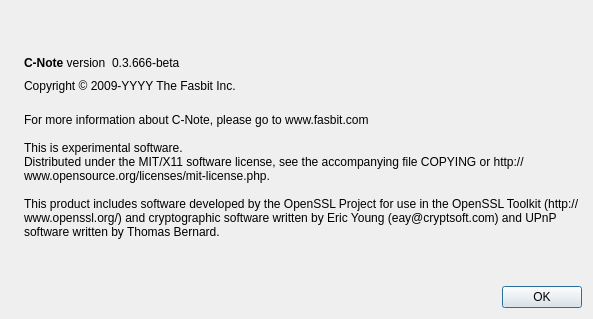
Before: the Qt Designer form src/qt/forms/aboutdialog.ui in cnote2017/C-Note-v2.1, drawn with Qt 5.
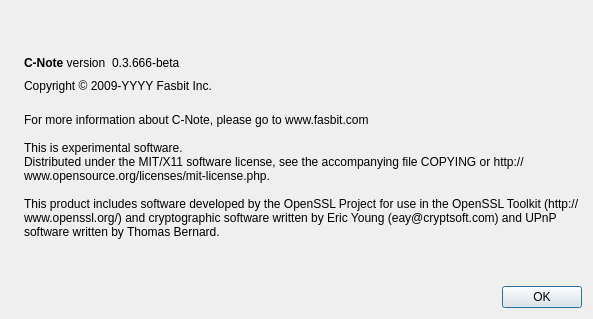
After: the same form once the commit is applied. Icons and pictures are not drawn.

```diff
--- a/src/qt/forms/aboutdialog.ui
+++ b/src/qt/forms/aboutdialog.ui
@@ -91,7 +91,7 @@
         <cursorShape>IBeamCursor</cursorShape>
        </property>
        <property name="text">
-        <string notr="true">Copyright &amp;copy; 2009-YYYY The Fasbit Inc.</string>
+        <string notr="true">Copyright &amp;copy; 2009-YYYY Fasbit Inc.</string>
        </property>
        <property name="textFormat">
         <enum>Qt::RichText</enum>
```
